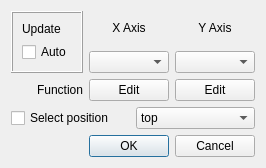
zigorrom/PyFANS, file PyFANS/UI/UI_AddCurveDialog.ui: the form before one commit.
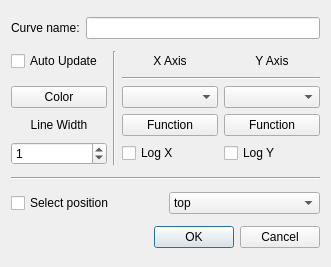
The form after the commit. Custom widgets are drawn as their Qt base class.

```diff
--- a/PyFANS/UI/UI_AddCurveDialog.ui
+++ b/PyFANS/UI/UI_AddCurveDialog.ui
@@ -6,27 +6,51 @@
    <rect>
     <x>0</x>
     <y>0</y>
-    <width>250</width>
-    <height>164</height>
+    <width>331</width>
+    <height>267</height>
    </rect>
   </property>
+  <property name="sizePolicy">
+   <sizepolicy hsizetype="Preferred" vsizetype="Preferred">
+    <horstretch>0</horstretch>
+    <verstretch>0</verstretch>
+   </sizepolicy>
+  </property>
   <property name="windowTitle">
    <string>Dialog</string>
   </property>
   <layout class="QVBoxLayout" name="verticalLayout">
+   <item>
+    <layout class="QHBoxLayout" name="horizontalLayout_2">
+     <item>
+      <widget class="QLabel" name="label_4">
+       <property name="text">
+        <string>Curve name:</string>
+       </property>
+      </widget>
+     </item>
+     <item>
+      <widget class="QLineEdit" name="ui_curve_name"/>
+     </item>
+    </layout>
+   </item>
    <item>
     <layout class="QGridLayout" name="gridLayout">
-     <item row="0" column="1">
-      <widget class="QLabel" name="label">
+     <item row="4" column="3">
+      <widget class="QCheckBox" name="ui_log_mode_y">
        <property name="text">
-        <string>X Axis</string>
+        <string>Log Y</string>
        </property>
-       <property name="alignment">
-        <set>Qt::AlignCenter</set>
+      </widget>
+     </item>
+     <item row="1" column="2" colspan="2">
+      <widget class="Line" name="line">
+       <property name="orientation">
+        <enum>Qt::Horizontal</enum>
        </property>
       </widget>
      </item>
-     <item row="0" column="2">
+     <item row="0" column="3">
       <widget class="QLabel" name="label_2">
        <property name="text">
         <string>Y Axis</string>
@@ -36,64 +60,93 @@
        </property>
       </widget>
      </item>
-     <item row="1" column="1">
+     <item row="2" column="2">
       <widget class="QComboBox" name="ui_x_axis_value"/>
      </item>
-     <item row="1" column="2">
-      <widget class="QComboBox" name="ui_y_axis_value"/>
-     </item>
-     <item row="2" column="0">
-      <widget class="QLabel" name="label_4">
-       <property name="text">
-        <string>Function</string>
-       </property>
-       <property name="alignment">
-        <set>Qt::AlignRight|Qt::AlignTrailing|Qt::AlignVCenter</set>
-       </property>
-      </widget>
-     </item>
-     <item row="2" column="1">
+     <item row="3" column="2">
       <widget class="QPushButton" name="ui_x_axis_function">
        <property name="text">
-        <string>Edit</string>
+        <string>Function</string>
        </property>
       </widget>
      </item>
-     <item row="2" column="2">
+     <item row="3" column="3">
       <widget class="QPushButton" name="ui_y_axis_function">
        <property name="text">
-        <string>Edit</string>
+        <string>Function</string>
        </property>
       </widget>
      </item>
-     <item row="0" column="0" rowspan="2">
-      <widget class="QFrame" name="frame">
-       <property name="frameShape">
-        <enum>QFrame::Box</enum>
+     <item row="0" column="2">
+      <widget class="QLabel" name="label">
+       <property name="text">
+        <string>X Axis</string>
        </property>
-       <property name="frameShadow">
-        <enum>QFrame::Raised</enum>
+       <property name="alignment">
+        <set>Qt::AlignCenter</set>
        </property>
-       <layout class="QVBoxLayout" name="verticalLayout_2">
-        <item>
-         <widget class="QLabel" name="label_3">
-          <property name="text">
-           <string>Update</string>
-          </property>
-         </widget>
-        </item>
-        <item>
-         <widget class="QCheckBox" name="ui_auto_update">
-          <property name="text">
-           <string>Auto</string>
-          </property>
-         </widget>
-        </item>
-       </layout>
+      </widget>
+     </item>
+     <item row="2" column="3">
+      <widget class="QComboBox" name="ui_y_axis_value"/>
+     </item>
+     <item row="0" column="1" rowspan="5">
+      <widget class="Line" name="line_2">
+       <property name="orientation">
+        <enum>Qt::Vertical</enum>
+       </property>
+      </widget>
+     </item>
+     <item row="4" column="2">
+      <widget class="QCheckBox" name="ui_log_mode_x">
+       <property name="text">
+        <string>Log X</string>
+       </property>
+      </widget>
+     </item>
+     <item row="0" column="0">
+      <widget class="QCheckBox" name="ui_auto_update">
+       <property name="text">
+        <string>Auto Update</string>
+       </property>
+      </widget>
+     </item>
+     <item row="2" column="0">
+      <widget class="ColorButton" name="ui_curve_color">
+       <property name="text">
+        <string>Color</string>
+       </property>
+      </widget>
+     </item>
+     <item row="4" column="0">
+      <widget class="QSpinBox" name="ui_line_width">
+       <property name="maximum">
+        <number>20</number>
+       </property>
+       <property name="value">
+        <number>1</number>
+       </property>
+      </widget>
+     </item>
+     <item row="3" column="0">
+      <widget class="QLabel" name="label_3">
+       <property name="text">
+        <string>Line Width</string>
+       </property>
+       <property name="alignment">
+        <set>Qt::AlignCenter</set>
+       </property>
       </widget>
      </item>
     </layout>
    </item>
+   <item>
+    <widget class="Line" name="line_3">
+     <property name="orientation">
+      <enum>Qt::Horizontal</enum>
+     </property>
+    </widget>
+   </item>
    <item>
     <layout class="QHBoxLayout" name="horizontalLayout">
      <item>
@@ -141,6 +194,13 @@
    </item>
   </layout>
  </widget>
+ <customwidgets>
+  <customwidget>
+   <class>ColorButton</class>
+   <extends>QPushButton</extends>
+   <header>pyqtgraph</header>
+  </customwidget>
+ </customwidgets>
  <resources/>
  <connections>
   <connection>
```
